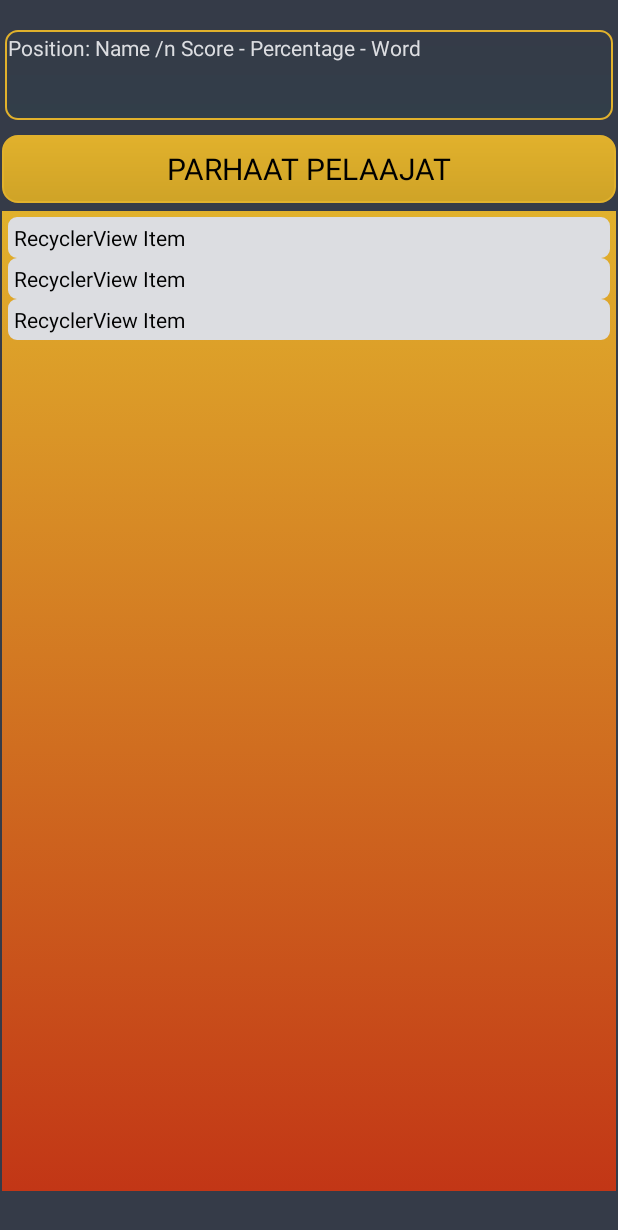
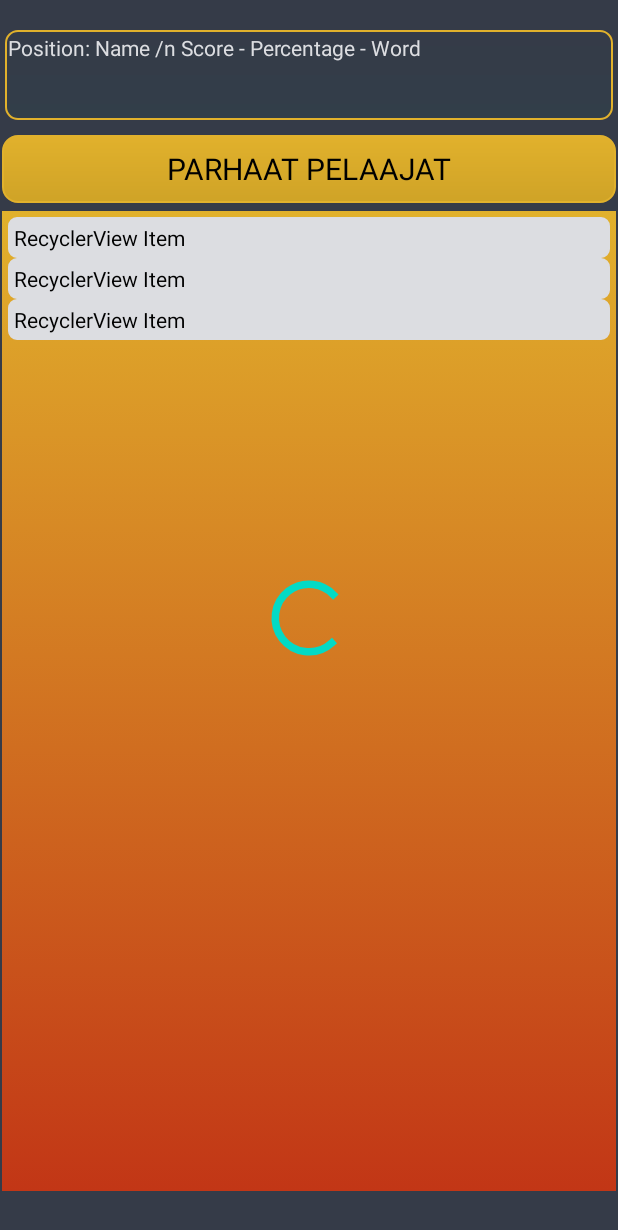
Before and after one commit to Polystyreeni/Janasahti, an Android app: the layout activity_scoreboard.xml on its own in the app's theme, with its tools: preview values and no code run, on a phone screen of 412 x 824 dp. Shown: the top 1230 px of the screen. Run offline under Robolectric (Android 15) with nearby library versions, the phone set to English and light mode, and no system bars; network calls fail.

Commit message:
Added network connection checking to score board

```diff
--- a/Wordgame/app/src/main/AndroidManifest.xml
+++ b/Wordgame/app/src/main/AndroidManifest.xml
@@ -3,6 +3,7 @@
     package="com.example.wordgame">
 
     <uses-permission android:name="android.permission.INTERNET" />
+    <uses-permission android:name="android.permission.ACCESS_NETWORK_STATE" />
 
     <application
         android:allowBackup="true"
--- a/Wordgame/app/src/main/res/layout/activity_scoreboard.xml
+++ b/Wordgame/app/src/main/res/layout/activity_scoreboard.xml
@@ -57,4 +57,15 @@
         app:layout_constraintStart_toStartOf="parent"
         app:layout_constraintTop_toTopOf="parent" />
 
+    <ProgressBar
+        android:id="@+id/statsProgressBar"
+        style="?android:attr/progressBarStyle"
+        android:layout_width="60dp"
+        android:layout_height="60dp"
+        android:gravity="center"
+        app:layout_constraintBottom_toBottomOf="parent"
+        app:layout_constraintLeft_toLeftOf="parent"
+        app:layout_constraintRight_toRightOf="parent"
+        app:layout_constraintTop_toTopOf="parent" />
+
 </androidx.constraintlayout.widget.ConstraintLayout>
```
Also changed, not shown: Wordgame/app/src/main/java/com/example/wordgame/ScoreboardActivity.java (+24 -5 lines).
